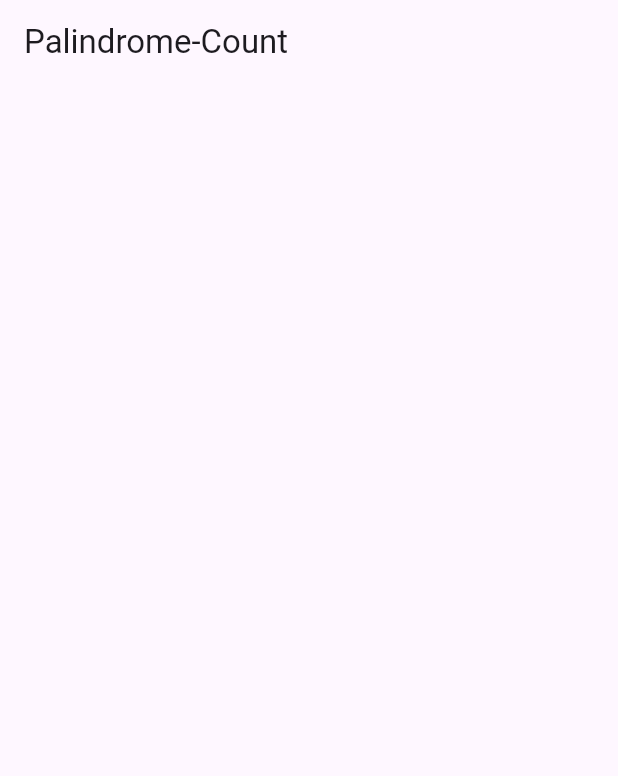
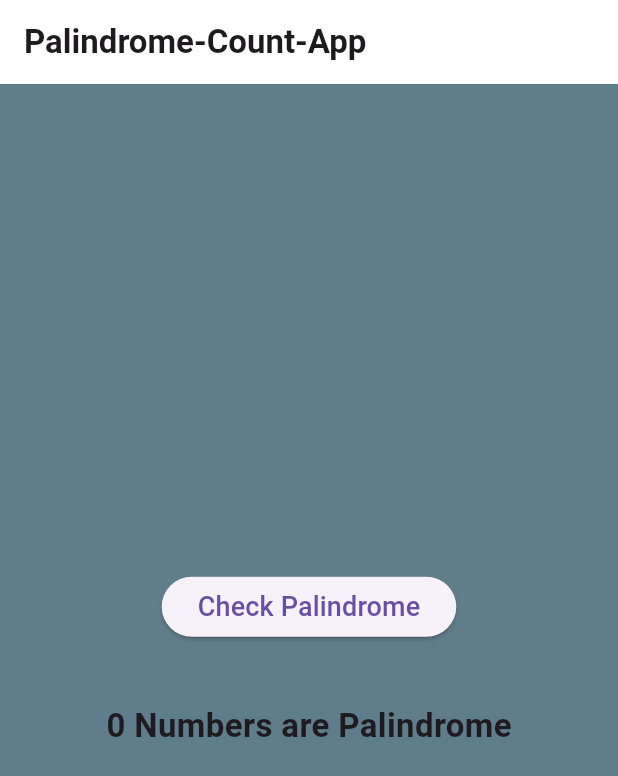
Before and after one commit to adityaashinde/Palindrome-Count-App, a Flutter app: the screen it shows after launch, on a phone screen of 412 x 824 dp. Shown: the top 776 px of the screen. Run offline on Flutter 3.47's test engine with Material 3 defaults, Android fonts, the phone set to English and light mode, and no system bars.

Commit message:
Update palindrome.dart

```diff
--- a/lib/palindrome.dart
+++ b/lib/palindrome.dart
@@ -8,17 +8,69 @@ class Palindrome extends StatefulWidget {
 }
 
 class _PalindromeState extends State<Palindrome> {
+  int count = 0;
+  void countPalindrome() {
+    count = 0;
+
+    List<int> numbersList = [1, 225, 454, 121, 411, 234, 999];
+
+    for (int i = 0; i < numbersList.length; i++) {
+      int temp = numbersList[i].abs();
+      int reverseNum = 0;
+      while (temp != 0) {
+        reverseNum = reverseNum * 10 + temp % 10;
+        temp = temp ~/ 10;
+      }
+
+      if (reverseNum == numbersList[i].abs()) {
+        count++;
+      }
+    }
+  }
+
   @override
   Widget build(BuildContext context) {
     return Scaffold(
+      backgroundColor: Colors.blueGrey,
       appBar: AppBar(
-        title: const Text("Palindrome-Count"),
+        backgroundColor: Colors.white,
+        title: const Text(
+          "Palindrome-Count-App",
+          style: TextStyle(
+            fontWeight: FontWeight.bold,
+          ),
+        ),
       ),
-      body: const SizedBox(
+      body: SizedBox(
         width: double.infinity,
         child: Column(
           mainAxisAlignment: MainAxisAlignment.center,
           crossAxisAlignment: CrossAxisAlignment.center,
+          children: [
+            ElevatedButton(
+              onPressed: () {
+                countPalindrome();
+                setState(() {});
+              },
+              child: const Text(
+                "Check Palindrome",
+                style: TextStyle(
+                  // fontStyle: FontStyle.italic,
+                  fontSize: 18,
+                ),
+              ),
+            ),
+            const SizedBox(
+              height: 40,
+            ),
+            Text(
+              " $count Numbers are Palindrome ",
+              style: const TextStyle(
+                fontWeight: FontWeight.bold,
+                fontSize: 22,
+              ),
+            ),
+          ],
         ),
       ),
     );
```
